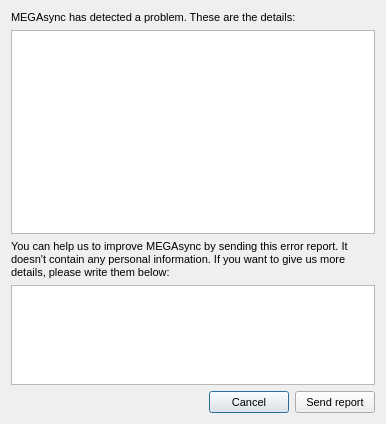
The window that src/MEGASync/gui/macx/CrashReportDialog.ui (meganz/MEGAsync) describes before a commit, drawn with Qt 5.
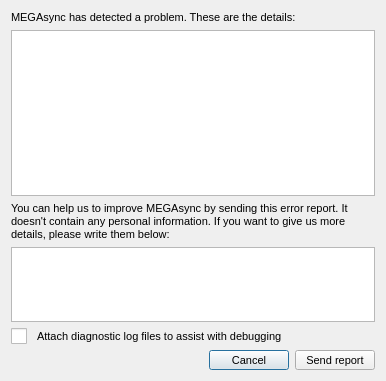
The same window after the commit.

Commit message: Support to send logs from crash report: + Add ts and has fields to report + Manage log rotation, preparation and send to support inbox + Adapt dialog to provide checkbox to send logs

Diff of the .ui file:
```diff
--- a/src/MEGASync/gui/macx/CrashReportDialog.ui
+++ b/src/MEGASync/gui/macx/CrashReportDialog.ui
@@ -7,7 +7,7 @@
     <x>0</x>
     <y>0</y>
     <width>386</width>
-    <height>424</height>
+    <height>381</height>
    </rect>
   </property>
   <property name="windowTitle">
@@ -85,6 +85,18 @@
      </property>
     </widget>
    </item>
+   <item>
+    <widget class="QCheckBox" name="cLogs">
+     <property name="styleSheet">
+      <string notr="true">QCheckBox{
+spacing:10px;
+}</string>
+     </property>
+     <property name="text">
+      <string>Attach diagnostic log files to assist with debugging</string>
+     </property>
+    </widget>
+   </item>
    <item>
     <widget class="QWidget" name="bLayout" native="true">
      <property name="maximumSize">
```
The commit also changes 12 other files.
